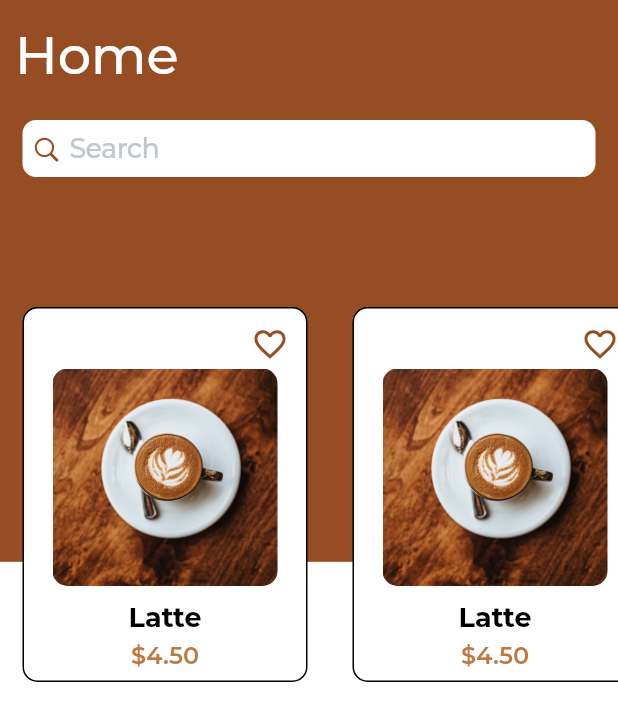
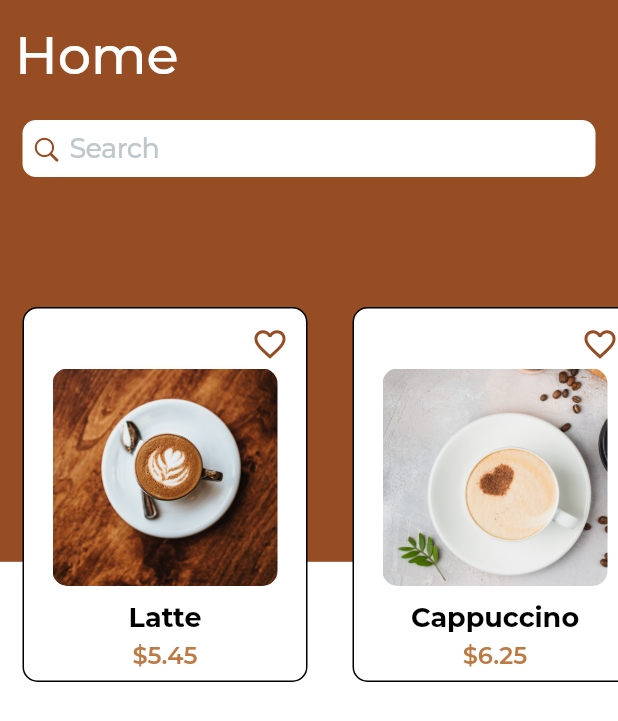
Before and after one commit to naomitimm/TopPot, a Flutter app: the HomePage screen opened directly, on a phone screen of 412 x 824 dp. Shown: the top 721 px of the screen. Run offline on Flutter 3.47's test engine with Material 2 defaults, Android fonts, the phone set to English and light mode, and no system bars; our stand-ins replace font_awesome_flutter, go_router, google_fonts.

Commit message:
dynamic homepage image

```diff
--- /dev/null
+++ b/top_pot_app/lib/domain/models/coffee.dart
@@ -0,0 +1,24 @@
+import 'package:top_pot_app/presentation/exports.dart';
+
+class Coffee {
+  final String name;
+  final String price;
+  final String image;
+
+  Coffee({required this.name, required this.price, required this.image});
+
+  static List<Coffee> coffees = [
+    Coffee(name: "Latte", price: "5.45", image: "assets/coffee/latte.jpg"),
+    Coffee(
+        name: "Cappuccino",
+        price: "6.25",
+        image: "assets/coffee/cappuccino.jpg"),
+    Coffee(
+        name: "Americano", price: "4.50", image: "assets/coffee/americano.jpg"),
+    Coffee(
+        name: "Espresso", price: "8.00", image: "assets/coffee/espresso1.jpg"),
+    Coffee(name: "Mocha", price: "3.75", image: "assets/coffee/mocha.jpg"),
+    Coffee(
+        name: "Macchiato", price: "7.60", image: "assets/coffee/macchiato.jpg"),
+  ];
+}
--- a/top_pot_app/lib/presentation/dashboard/checkout_page.dart
+++ b/top_pot_app/lib/presentation/dashboard/favorite_page.dart
@@ -10,8 +10,6 @@ class CheckoutPage extends StatefulWidget {
 class _CheckoutPageState extends State<CheckoutPage> {
   @override
   Widget build(BuildContext context) {
-    return Scaffold(
-      backgroundColor: Colors.amber,
-    );
+    return Scaffold();
   }
 }
--- a/top_pot_app/lib/presentation/dashboard/home_page.dart
+++ b/top_pot_app/lib/presentation/dashboard/home_page.dart
@@ -1,3 +1,4 @@
+import 'package:top_pot_app/domain/models/coffee.dart';
 import 'package:top_pot_app/presentation/dashboard/widgets/cards.dart';
 import 'package:top_pot_app/presentation/dashboard/widgets/search_bar.dart';
 import 'package:top_pot_app/presentation/dashboard/widgets/text.dart';
@@ -43,12 +44,12 @@ class _HomePageState extends State<HomePage> {
                       width: double.infinity,
                       child: ListView.builder(
                           scrollDirection: Axis.horizontal,
-                          itemCount: 5,
+                          itemCount: Coffee.coffees.length,
                           itemBuilder: ((context, index) {
                             return CoffeeCard(
-                              image: "assets/coffee/latte.jpg",
-                              name: "Latte",
-                              price: "4.50",
+                              image: Coffee.coffees[index].image,
+                              name: Coffee.coffees[index].name,
+                              price: Coffee.coffees[index].price,
                             );
                           })),
                     ),
--- a/top_pot_app/lib/presentation/dashboard/host_page.dart
+++ b/top_pot_app/lib/presentation/dashboard/host_page.dart
@@ -10,7 +10,7 @@ class HostPage extends StatefulWidget {
 }
 
 class _HostPageState extends State<HostPage> {
-  int currentPosition = 0;
+  int currentPosition = 1;
   final pages = [const HomePage(), const CheckoutPage(), const ProfilePage()];
 
   @override
--- a/top_pot_app/lib/presentation/exports.dart
+++ b/top_pot_app/lib/presentation/exports.dart
@@ -12,6 +12,6 @@ export 'package:top_pot_app/presentation/auth/login_page.dart';
 export 'package:top_pot_app/presentation/auth/landing_page.dart';
 export 'package:top_pot_app/presentation/auth/signup_page.dart';
 export 'package:top_pot_app/presentation/dashboard/host_page.dart';
-export 'package:top_pot_app/presentation/dashboard/checkout_page.dart';
+export 'package:top_pot_app/presentation/dashboard/favorite_page.dart';
 export 'package:top_pot_app/presentation/dashboard/home_page.dart';
 export 'package:top_pot_app/presentation/dashboard/profile_page.dart';
```
Also changed, not shown: top_pot_app/lib/domain/nav_pages/coffee.dart (deleted).
